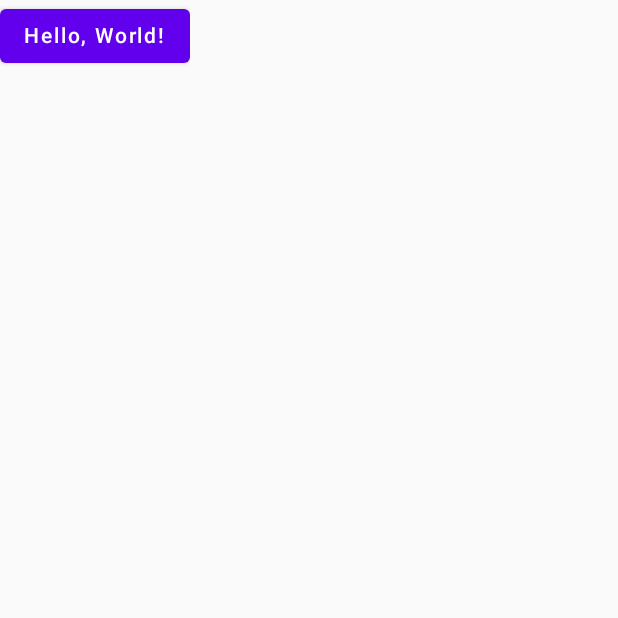
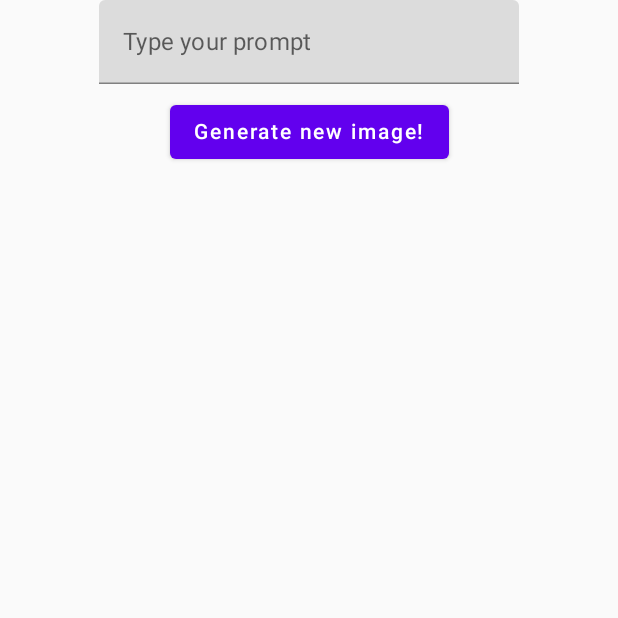
Before and after one commit to gradle/imaginate, an Android app built with Jetpack Compose: the screen it shows after launch (MainActivity), on a phone screen of 412 x 824 dp, the top half of it. Run offline under Robolectric (Android 15) with nearby library versions, the phone set to English and light mode, and no system bars.

Commit message:
Desktop and Android now display generated images

```diff
--- a/shared-ui/build.gradle.kts
+++ b/shared-ui/build.gradle.kts
@@ -21,6 +21,7 @@ kotlin {
                 api(compose.foundation)
                 api(compose.material)
                 implementation(projects.sharedLogic)
+                implementation("conf:domain-library")
                 implementation(compose.preview) {
                     because("Needed only for preview")
                 }
--- a/shared-ui/src/commonMain/kotlin/conf/shared/ui/App.kt
+++ b/shared-ui/src/commonMain/kotlin/conf/shared/ui/App.kt
@@ -1,24 +1,50 @@
 package conf.shared.ui
 
+import androidx.compose.foundation.Image
+import androidx.compose.foundation.layout.Arrangement
+import androidx.compose.foundation.layout.Column
+import androidx.compose.foundation.layout.fillMaxSize
 import androidx.compose.material.Button
 import androidx.compose.material.MaterialTheme
 import androidx.compose.material.Text
+import androidx.compose.material.TextField
 import androidx.compose.runtime.Composable
-import androidx.compose.runtime.getValue
 import androidx.compose.runtime.mutableStateOf
 import androidx.compose.runtime.remember
-import androidx.compose.runtime.setValue
-import conf.shared.logic.sharedLogic
+import androidx.compose.runtime.rememberCoroutineScope
+import androidx.compose.ui.Alignment
+import androidx.compose.ui.Modifier
+import androidx.compose.ui.graphics.ImageBitmap
+import androidx.compose.ui.unit.dp
+import conf.domain.ImageGenerator
+import kotlinx.coroutines.launch
 
 @Composable
 fun App() {
+
+    val prompt = remember { mutableStateOf("") }
+    val image = remember { mutableStateOf<ImageBitmap?>(null) }
+
+    val coroutineScope = rememberCoroutineScope()
+    val imageGenerator = ImageGenerator()
+
+    fun loadNewImage() = coroutineScope.launch {
+        image.value = imageBitmapFromBytes(imageGenerator.generate(prompt.value))
+    }
+
     MaterialTheme {
-        var text by remember { mutableStateOf("Hello, World!") }
-
-        Button(onClick = {
-            text = sharedLogic("Hello, ${getPlatformName()}")
-        }) {
-            Text(text)
+        Column(Modifier.fillMaxSize(), Arrangement.spacedBy(8.dp), Alignment.CenterHorizontally) {
+            TextField(
+                prompt.value,
+                onValueChange = { value -> prompt.value = value },
+                placeholder = { Text("Type your prompt") }
+            )
+            Button(onClick = ::loadNewImage) {
+                Text("Generate new image!")
+            }
+            if (image.value != null) {
+                Image(image.value!!, prompt.value)
+            }
         }
     }
 }
--- /dev/null
+++ b/shared-ui/src/commonMain/kotlin/conf/shared/ui/image_bitmap.kt
@@ -0,0 +1,5 @@
+package conf.shared.ui
+
+import androidx.compose.ui.graphics.ImageBitmap
+
+expect fun imageBitmapFromBytes(encodedImageData: ByteArray): ImageBitmap
```
Also changed, not shown: shared-ui/src/androidMain/kotlin/conf/shared/ui/image_bitmap.kt (added, +8 -0 lines), 3 other files.
